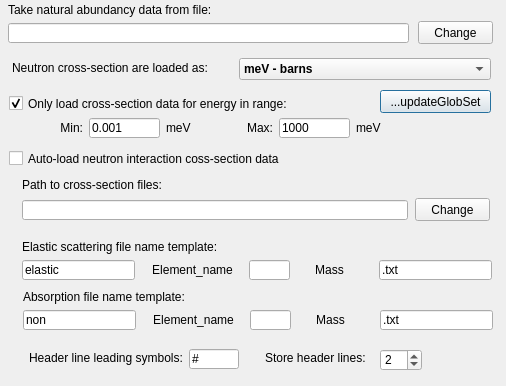
This is src/gui/amatparticleconfigurator.ui in andrmor/ANTS2 as Qt 5 draws it before an edit. The edited form follows.
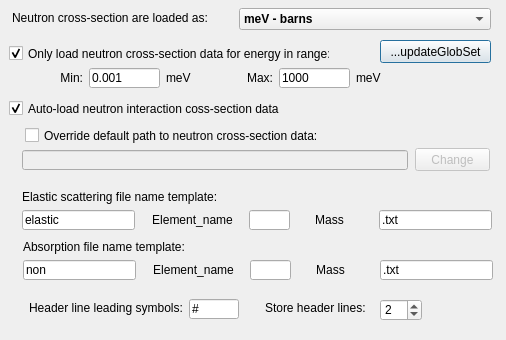
This is the edited form.

The edit to the form file:
```diff
--- a/src/gui/amatparticleconfigurator.ui
+++ b/src/gui/amatparticleconfigurator.ui
@@ -7,7 +7,7 @@
     <x>0</x>
     <y>0</y>
     <width>506</width>
-    <height>386</height>
+    <height>340</height>
    </rect>
   </property>
   <property name="windowTitle">
@@ -17,7 +17,7 @@
    <property name="geometry">
     <rect>
      <x>380</x>
-     <y>90</y>
+     <y>40</y>
      <width>111</width>
      <height>23</height>
     </rect>
@@ -30,7 +30,7 @@
    <property name="geometry">
     <rect>
      <x>166</x>
-     <y>121</y>
+     <y>71</y>
      <width>47</width>
      <height>13</height>
     </rect>
@@ -43,7 +43,7 @@
    <property name="geometry">
     <rect>
      <x>279</x>
-     <y>118</y>
+     <y>68</y>
      <width>71</width>
      <height>20</height>
     </rect>
@@ -56,13 +56,13 @@
    <property name="geometry">
     <rect>
      <x>9</x>
-     <y>95</y>
+     <y>45</y>
      <width>321</width>
      <height>17</height>
     </rect>
    </property>
    <property name="text">
-    <string>Only load cross-section data for energy in range:</string>
+    <string>Only load neutron cross-section data for energy in range:</string>
    </property>
    <property name="checked">
     <bool>true</bool>
@@ -72,7 +72,7 @@
    <property name="geometry">
     <rect>
      <x>239</x>
-     <y>58</y>
+     <y>8</y>
      <width>252</width>
      <height>22</height>
     </rect>
@@ -111,7 +111,7 @@
    <property name="geometry">
     <rect>
      <x>9</x>
-     <y>150</y>
+     <y>100</y>
      <width>361</width>
      <height>17</height>
     </rect>
@@ -120,14 +120,14 @@
     <string>Auto-load neutron interaction coss-section data</string>
    </property>
    <property name="checked">
-    <bool>false</bool>
+    <bool>true</bool>
    </property>
   </widget>
   <widget class="QFrame" name="frame">
    <property name="geometry">
     <rect>
      <x>9</x>
-     <y>170</y>
+     <y>120</y>
      <width>491</width>
      <height>211</height>
     </rect>
@@ -151,19 +151,6 @@
      <string>.txt</string>
     </property>
    </widget>
-   <widget class="QLabel" name="label">
-    <property name="geometry">
-     <rect>
-      <x>13</x>
-      <y>7</y>
-      <width>211</width>
-      <height>16</height>
-     </rect>
-    </property>
-    <property name="text">
-     <string>Path to cross-section files:</string>
-    </property>
-   </widget>
    <widget class="QLineEdit" name="lePreName">
     <property name="geometry">
      <rect>
@@ -222,7 +209,10 @@
      <set>Qt::AlignCenter</set>
     </property>
    </widget>
-   <widget class="QLineEdit" name="leDir">
+   <widget class="QLineEdit" name="leCustomDataDir">
+    <property name="enabled">
+     <bool>false</bool>
+    </property>
     <property name="geometry">
      <rect>
       <x>13</x>
@@ -236,6 +226,9 @@
     </property>
    </widget>
    <widget class="QPushButton" name="pbChangeDir">
+    <property name="enabled">
+     <bool>false</bool>
+    </property>
     <property name="geometry">
      <rect>
       <x>406</x>
@@ -397,41 +390,25 @@
      <number>2</number>
     </property>
    </widget>
-  </widget>
-  <widget class="QLineEdit" name="leNatAbundFile">
-   <property name="geometry">
-    <rect>
-     <x>8</x>
-     <y>23</y>
-     <width>401</width>
-     <height>20</height>
-    </rect>
-   </property>
-   <property name="toolTip">
-    <string>File format: MassElement     Abundancy%</string>
-   </property>
-   <property name="readOnly">
-    <bool>true</bool>
-   </property>
-  </widget>
-  <widget class="QLabel" name="label_5">
-   <property name="geometry">
-    <rect>
-     <x>8</x>
-     <y>2</y>
-     <width>261</width>
-     <height>16</height>
-    </rect>
-   </property>
-   <property name="text">
-    <string>Take natural abundancy data from file:</string>
-   </property>
+   <widget class="QCheckBox" name="cbCrossSectionDirOverriden">
+    <property name="geometry">
+     <rect>
+      <x>16</x>
+      <y>7</y>
+      <width>381</width>
+      <height>17</height>
+     </rect>
+    </property>
+    <property name="text">
+     <string>Override default path to neutron cross-section data:</string>
+    </property>
+   </widget>
   </widget>
   <widget class="QLabel" name="label_6">
    <property name="geometry">
     <rect>
      <x>36</x>
-     <y>121</y>
+     <y>71</y>
      <width>47</width>
      <height>13</height>
     </rect>
@@ -443,24 +420,11 @@
     <set>Qt::AlignRight|Qt::AlignTrailing|Qt::AlignVCenter</set>
    </property>
   </widget>
-  <widget class="QPushButton" name="pbChangeNatAbFile">
-   <property name="geometry">
-    <rect>
-     <x>418</x>
-     <y>21</y>
-     <width>75</width>
-     <height>23</height>
-    </rect>
-   </property>
-   <property name="text">
-    <string>Change</string>
-   </property>
-  </widget>
   <widget class="QLabel" name="label_9">
    <property name="geometry">
     <rect>
      <x>356</x>
-     <y>121</y>
+     <y>71</y>
      <width>47</width>
      <height>13</height>
     </rect>
@@ -473,7 +437,7 @@
    <property name="geometry">
     <rect>
      <x>89</x>
-     <y>118</y>
+     <y>68</y>
      <width>71</width>
      <height>20</height>
     </rect>
@@ -486,7 +450,7 @@
    <property name="geometry">
     <rect>
      <x>12</x>
-     <y>60</y>
+     <y>10</y>
      <width>223</width>
      <height>16</height>
     </rect>
@@ -502,7 +466,7 @@
    <property name="geometry">
     <rect>
      <x>226</x>
-     <y>121</y>
+     <y>71</y>
      <width>47</width>
      <height>13</height>
     </rect>
```
Left out of the diff: 114 changed lines with no effect on the pictures.
